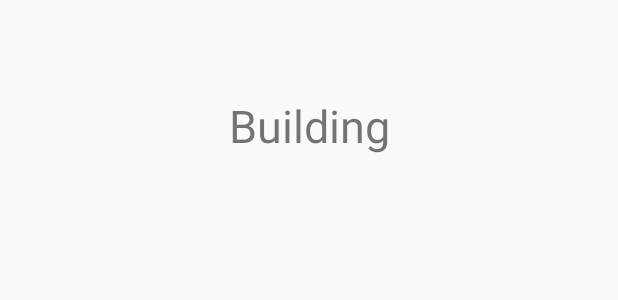
After one commit to boranorben/ParkingFinder, an Android app: the layout activity_slots.xml on its own in the app's theme, with its tools: preview values and no code run, on a phone screen of 412 x 824 dp. The commit adds this screen. Shown: the top 300 px of the screen. Run offline under Robolectric (Android 15) with nearby library versions, the phone set to English and light mode, and no system bars.

Commit message:
add SlotsActivity

```diff
--- a/app/src/main/AndroidManifest.xml
+++ b/app/src/main/AndroidManifest.xml
@@ -16,7 +16,8 @@
                 <category android:name="android.intent.category.LAUNCHER" />
             </intent-filter>
         </activity>
-        <activity android:name=".FloorActivity"></activity>
+        <activity android:name=".FloorActivity" />
+        <activity android:name=".SlotsActivity"></activity>
     </application>
 
 </manifest>
--- /dev/null
+++ b/app/src/main/res/layout/activity_slots.xml
@@ -0,0 +1,25 @@
+<?xml version="1.0" encoding="utf-8"?>
+<android.support.constraint.ConstraintLayout xmlns:android="http://schemas.android.com/apk/res/android"
+    xmlns:app="http://schemas.android.com/apk/res-auto"
+    xmlns:tools="http://schemas.android.com/tools"
+    android:layout_width="match_parent"
+    android:layout_height="match_parent"
+    tools:context=".SlotsActivity">
+
+    <TextView
+        android:id="@+id/location"
+        android:layout_width="wrap_content"
+        android:layout_height="wrap_content"
+        android:layout_marginBottom="8dp"
+        android:layout_marginEnd="8dp"
+        android:layout_marginStart="8dp"
+        android:layout_marginTop="8dp"
+        android:text="Building"
+        android:textSize="30sp"
+        app:layout_constraintBottom_toBottomOf="parent"
+        app:layout_constraintEnd_toEndOf="parent"
+        app:layout_constraintHorizontal_bias="0.501"
+        app:layout_constraintStart_toStartOf="parent"
+        app:layout_constraintTop_toTopOf="parent"
+        app:layout_constraintVertical_bias="0.072" />
+</android.support.constraint.ConstraintLayout>
```
Also changed, not shown: app/src/main/java/com/example/boranorben/parkingfinder/FloorActivity.kt (+11 -5 lines), app/src/main/java/com/example/boranorben/parkingfinder/MainActivity.kt (+6 -4 lines), app/src/main/java/com/example/boranorben/parkingfinder/SlotsActivity.kt (added, +17 -0 lines).
